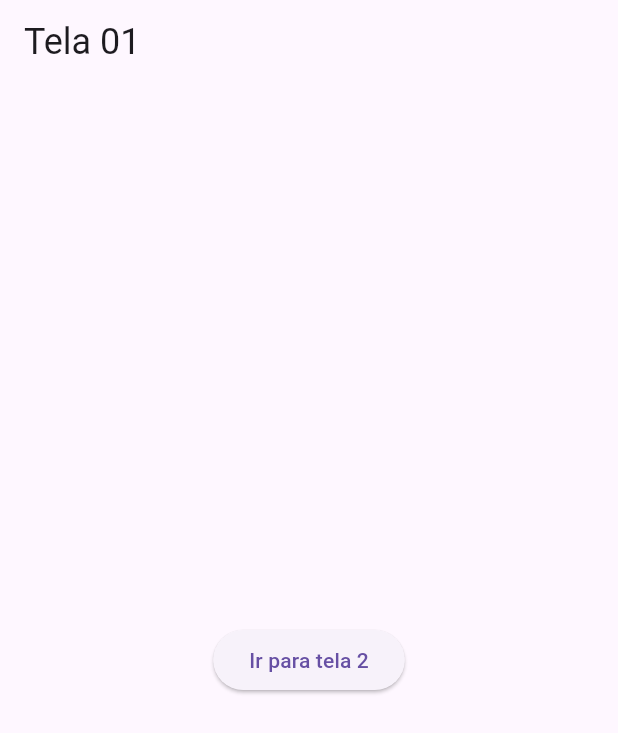
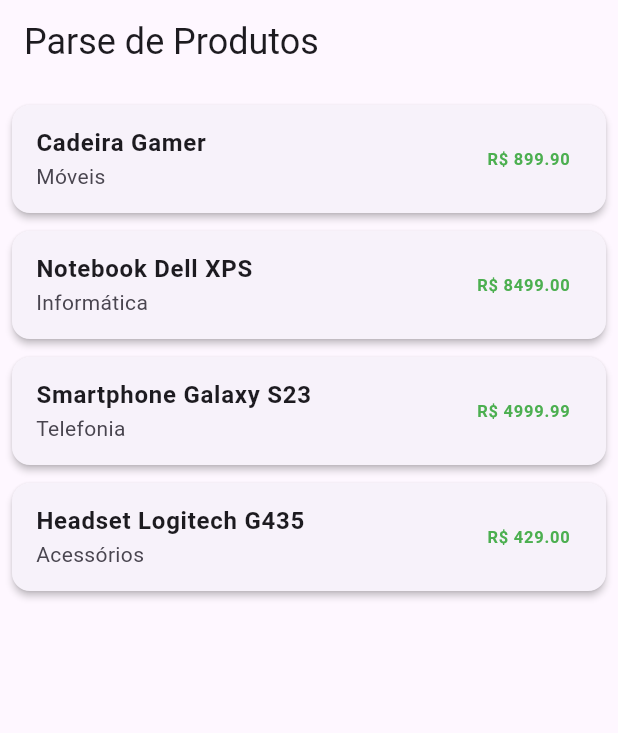
Before and after one commit to GuustavoPetry/flutterLearning, a Flutter app: the screen it shows after launch, on a phone screen of 412 x 824 dp. Shown: the top 733 px of the screen. Run offline on Flutter 3.47's test engine with Material 3 defaults, Android fonts, the phone set to English and light mode, and no system bars.

Commit message:
Dart avançado

```diff
--- /dev/null
+++ b/assets/data.json
@@ -0,0 +1,24 @@
+{
+    "items": [
+        {
+            "nome": "Cadeira Gamer",
+            "categoria": "Móveis",
+            "preco": 899.90
+        },
+        {
+            "nome": "Notebook Dell XPS",
+            "categoria": "Informática",
+            "preco": 8499.00
+        },
+        {
+            "nome": "Smartphone Galaxy S23",
+            "categoria": "Telefonia",
+            "preco": 4999.99
+        },
+        {
+            "nome": "Headset Logitech G435",
+            "categoria": "Acessórios",
+            "preco": 429.00
+        }
+    ]
+}
--- /dev/null
+++ b/lib/isolate/product_parse.dart
@@ -0,0 +1,75 @@
+import 'dart:convert';
+
+import 'package:flutter/material.dart';
+
+class ProductParse extends StatefulWidget {
+  const ProductParse({super.key});
+
+  @override
+  State<ProductParse> createState() => _ProductParseState();
+}
+
+class _ProductParseState extends State<ProductParse> {
+  late Future<List<dynamic>> _items;
+
+  @override
+  void initState() {
+    super.initState();
+    _items = loadJson();
+  }
+
+  // Ler os dados do json, SEM ISOLATE:
+  Future<List<dynamic>> loadJson() async {
+    final jsonString = await DefaultAssetBundle.of(
+      context,
+    ).loadString("assets/data.json");
+    final parsed = json.decode(jsonString);
+    return parsed["items"] as List<dynamic>;
+  }
+
+  @override
+  Widget build(BuildContext context) {
+    return Scaffold(
+      appBar: AppBar(
+        title: Text("Parse de Produtos", style: TextStyle(fontSize: 24)),
+      ),
+      body: FutureBuilder<List<dynamic>>(
+        future: _items,
+        builder: (context, snapshot) {
+          if (snapshot.connectionState == ConnectionState.waiting) {
+            return const Center(child: CircularProgressIndicator());
+          } else if (snapshot.hasError) {
+            return Center(child: Text("Erro: ${snapshot.error}"));
+          } else {
+            final products = snapshot.data!;
+            return ListView.builder(
+              padding: EdgeInsets.all(8),
+              itemCount: products.length,
+              itemBuilder: (context, index) {
+                final product = products[index];
+                return Card(
+                  margin: const EdgeInsets.symmetric(vertical: 6),
+                  elevation: 2,
+                  child: ListTile(
+                    title: Text(
+                      product["nome"],
+                      style: TextStyle(fontWeight: FontWeight.bold),
+                    ),
+                    subtitle: Text(product["categoria"]),
+                    trailing: Text(
+                      "R\$ ${product["preco"].toStringAsFixed(2)}",
+                      style: TextStyle(
+                        color: Colors.green,
+                        fontWeight: FontWeight.bold
+                      ),
+                    ),
+                  ),
+                );
+              },
+            );
+          }
+        },
+      ),
+    );
+  }
+}
--- a/lib/main.dart
+++ b/lib/main.dart
@@ -1,8 +1,6 @@
 import 'package:flutter/material.dart';
-import 'package:meu_app/navegacao/routes.dart';
+import 'package:meu_app/isolate/product_parse.dart';
 
 void main(List<String> args) {
-  runApp(const MaterialApp(
-    home: Routes()
-  ));
+  runApp(const MaterialApp(home: ProductParse()));
 }
--- a/pubspec.yaml
+++ b/pubspec.yaml
@@ -24,3 +24,4 @@ flutter:
         - asset: assets\fonts\RobotoMono-Italic-VariableFont_wght.ttf
   assets:
     - assets/images/
+    - assets/data.json
```
Also changed, not shown: lib/dart_avancado/isolate.txt (added, +43 -0 lines), lib/login_future/login.dart (added, +64 -0 lines), lib/stream/busca_com_stream.dart (added, +68 -0 lines).
